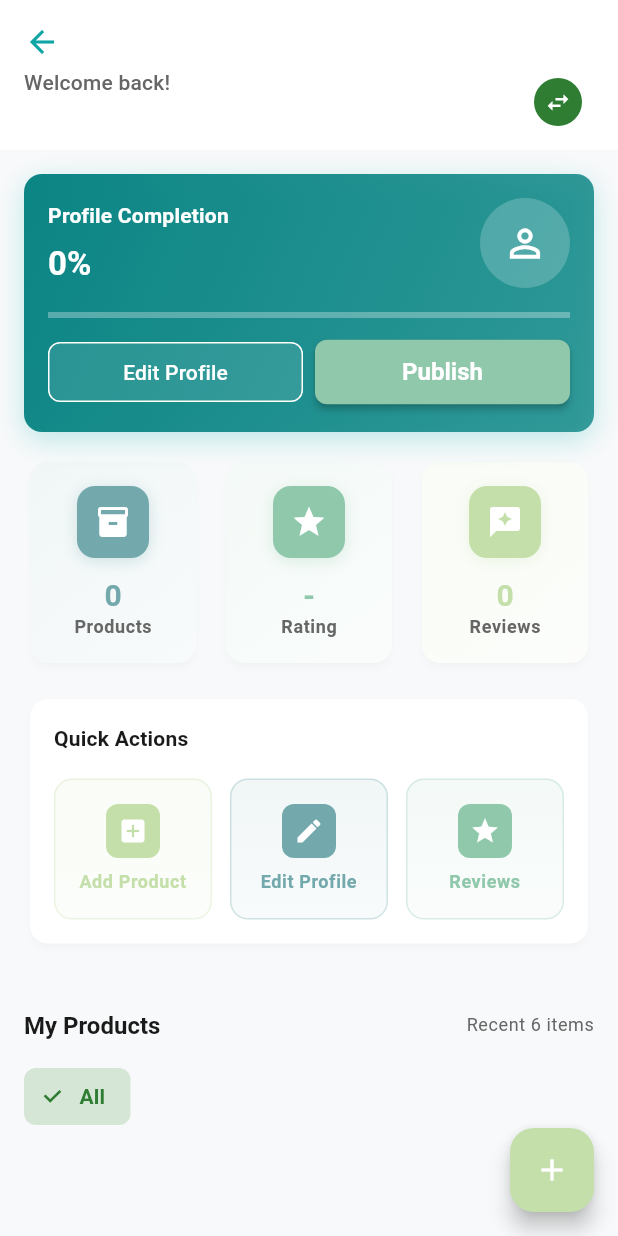
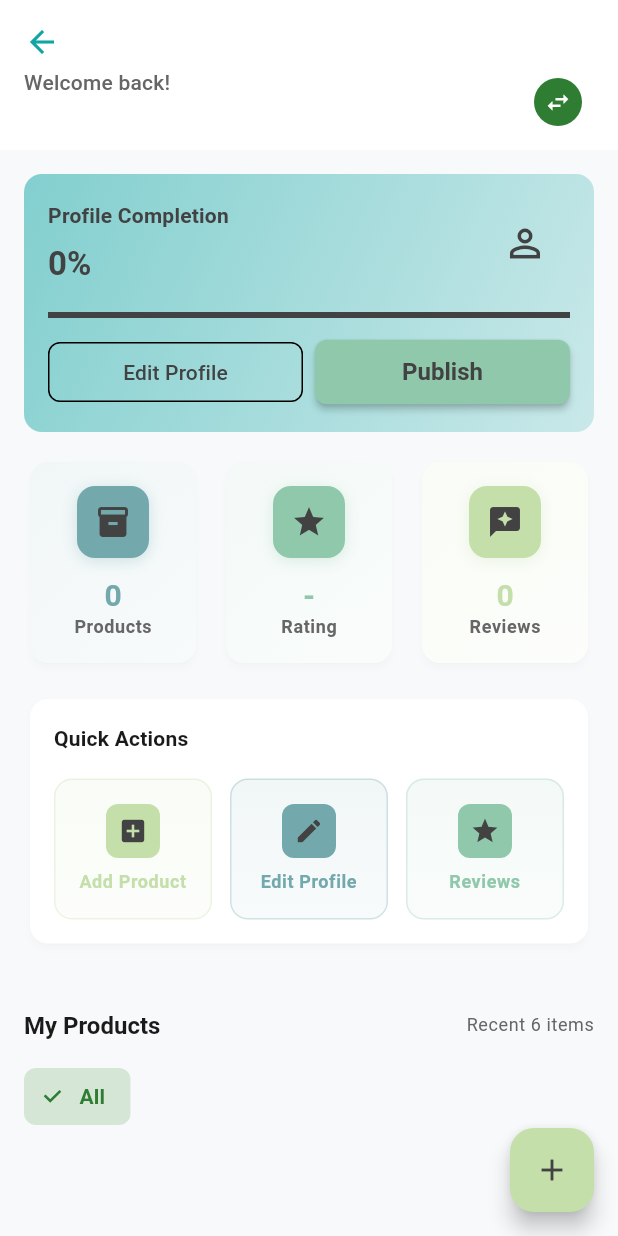
Before and after one commit to Moiz-Jamaal/FindMeBiz-App, a Flutter app: the SellerDashboardView screen opened by its route, after a tap on the "swap horiz" icon, on a phone screen of 412 x 824 dp. Run offline on Flutter 3.47's test engine with Material 3 defaults, Android fonts, the light colour scheme and no system bars; our stand-ins replace firebase_analytics, firebase_core, firebase_crashlytics, firebase_messaging, flutter_local_notifications, flutter_map and 5 more; missing offline and left inert: razorpay_flutter; accounts and stored records are empty; network calls fail.

Commit message:
style(seller-dashboard): update color scheme to use grey[800] consistently
Replace white color with grey[800] across various UI components to maintain visual consistency and improve dark mode compatibility. Remove redundant box shadow and simplify gradient colors in profile completion section.

```diff
--- a/lib/app/modules/seller/dashboard/views/seller_dashboard_view.dart
+++ b/lib/app/modules/seller/dashboard/views/seller_dashboard_view.dart
@@ -25,7 +25,7 @@
             children: [
               Container(
                 width: 80,
-                color: Colors.white,
+                color: Colors.grey[800],
                 child: Column(
                   children: [
                     const Padding(
@@ -65,7 +65,7 @@
         floatingActionButton: FloatingActionButton(
           onPressed: controller.addProduct,
           backgroundColor: AppTheme.primaryDark,
-          child: const Icon(Icons.add, color: Colors.white),
+          child:  Icon(Icons.add, color: Colors.grey[800]),
         ),
       );
     }
@@ -76,7 +76,7 @@
       floatingActionButton: FloatingActionButton(
         onPressed: controller.addProduct,
         backgroundColor: const Color(0xFFC4DFAA),
-        child: const Icon(Icons.add, color: Colors.white),
+        child:  Icon(Icons.add, color: Colors.grey[800]),
       ),
     );
   }
@@ -115,7 +115,7 @@
       expandedHeight: 100,
       floating: true,
       pinned: false,
-      backgroundColor: Colors.white,
+      backgroundColor: Colors.grey[800],
       elevation: 1,
       flexibleSpace: FlexibleSpaceBar(
         background: Container(
@@ -166,20 +166,14 @@
         decoration: BoxDecoration(
           gradient: LinearGradient(
             colors: [
-              AppTheme.primaryDark,
-              AppTheme.primaryDark.withValues(alpha: 0.8),
+                  AppTheme.buyerPrimary.withValues(alpha: 0.5),
+                AppTheme.buyerPrimary.withValues(alpha: 0.2),
             ],
             begin: Alignment.topLeft,
             end: Alignment.bottomRight,
           ),
           borderRadius: BorderRadius.circular(12),
-          boxShadow: [
-            BoxShadow(
-              color: AppTheme.buyerLight.withValues(alpha: 0.3),
-              blurRadius: 15,
-              offset: const Offset(0, 5),
-            ),
-          ],
+
         ),
         child: Column(
           children: [
@@ -192,7 +186,7 @@
                       Text(
                         'Profile Completion',
                         style: Get.textTheme.titleMedium?.copyWith(
-                          color: Colors.white,
+                          color: Colors.grey[800],
                           fontWeight: FontWeight.w600,
                         ),
                       ),
@@ -200,7 +194,7 @@
                       Obx(() => Text(
                         '${(controller.profileCompletion.value * 100).toInt()}%',
                         style: Get.textTheme.headlineLarge?.copyWith(
-                          color: Colors.white,
+                          color: Colors.grey[800],
                           fontWeight: FontWeight.bold,
                         ),
                       )),
@@ -210,13 +204,10 @@
                 Container(
                   width: 60,
                   height: 60,
-                  decoration: BoxDecoration(
-                    color: Colors.white.withValues(alpha: 0.2),
-                    shape: BoxShape.circle,
-                  ),
-                  child: const Icon(
+
+                  child:  Icon(
                     Icons.person_outline,
-                    color: Colors.white,
+                    color: Colors.grey[800],
                     size: 30,
                   ),
                 ),
@@ -225,8 +216,8 @@
             const SizedBox(height: 16),
             Obx(() => LinearProgressIndicator(
               value: controller.profileCompletion.value,
-              backgroundColor: Colors.white.withValues(alpha: 0.3),
-              valueColor: const AlwaysStoppedAnimation<Color>(Colors.white),
+              backgroundColor: Colors.grey[800],
+              valueColor:  AlwaysStoppedAnimation<Color>(Colors.grey[800]!),
             )),
             const SizedBox(height: 12),
             Row(
@@ -235,15 +226,13 @@
                   child: OutlinedButton(
                     onPressed: controller.editProfile,
                     style: OutlinedButton.styleFrom(
-                      side: const BorderSide(color: Colors.white),
-                      backgroundColor: Colors.white.withValues(alpha: 0.1),
                       shape: RoundedRectangleBorder(
                         borderRadius: BorderRadius.circular(8),
                       ),
                     ),
-                    child: const Text(
+                    child:  Text(
                       'Edit Profile',
-                      style: TextStyle(color: Colors.white),
+                      style: TextStyle(color: Colors.grey[800]),
                     ),
                   ),
                 ),
@@ -253,7 +242,7 @@
                     onPressed: controller.publishProfile,
                     style: ElevatedButton.styleFrom(
                       backgroundColor: const Color(0xFF90C8AC),
-                      foregroundColor: Colors.white,
+                      foregroundColor: Colors.grey[800],
                       shape: RoundedRectangleBorder(
                         borderRadius: BorderRadius.circular(8),
                       ),
@@ -321,7 +310,7 @@
               child: Icon(
                 icon,
                 size: 24,
-                color: Colors.white,
+                color: Colors.grey[800],
               ),
             ),
             const SizedBox(height: 12),
@@ -380,7 +369,7 @@
               child: Icon(
                 icon,
                 size: 24,
-                color: Colors.white,
+                color: Colors.grey[800],
               ),
             ),
             const SizedBox(height: 12),
@@ -490,7 +479,7 @@
               ),
               child: Icon(
                 icon,
-                color: Colors.white,
+                color: Colors.grey[800],
                 size: 20,
               ),
             ),
@@ -595,14 +584,14 @@
                   children: [
                     Icon(
                       Icons.verified,
-                      color: Colors.white,
+                      color: Colors.grey[800],
                       size: 24,
                     ),
                     const SizedBox(width: 8),
                     Text(
                       'Profile Published',
                       style: Get.textTheme.titleMedium?.copyWith(
-                        color: Colors.white,
+                        color: Colors.grey[800],
                         fontWeight: FontWeight.bold,
                       ),
                     ),
@@ -613,13 +602,13 @@
                         vertical: 4,
                       ),
                       decoration: BoxDecoration(
-                        color: Colors.white.withValues(alpha: 0.2),
+                        color: Colors.grey[800],
                         borderRadius: BorderRadius.circular(12),
                       ),
                       child: Text(
                         'ACTIVE',
                         style: Get.textTheme.bodySmall?.copyWith(
-                          color: Colors.white,
+                          color: Colors.grey[800],
                           fontWeight: FontWeight.w600,
                           fontSize: 10,
                         ),
@@ -631,14 +620,14 @@
                 Text(
                   'Your profile is live and visible to buyers',
                   style: Get.textTheme.bodyMedium?.copyWith(
-                    color: Colors.white.withValues(alpha: 0.9),
+                    color: Colors.grey[800],
                   ),
                 ),
                 const SizedBox(height: 16),
                 Container(
                   padding: const EdgeInsets.all(12),
                   decoration: BoxDecoration(
-                    color: Colors.white.withValues(alpha: 0.1),
+                    color: Colors.grey[800],
                     borderRadius: BorderRadius.circular(8),
                   ),
                   child: Column(
@@ -647,7 +636,7 @@
                       Text(
                         'Current Plan',
                         style: Get.textTheme.bodySmall?.copyWith(
-                          color: Colors.white.withValues(alpha: 0.8),
+                          color: Colors.grey[800],
                         ),
                       ),
                       const SizedBox(height: 4),
@@ -657,7 +646,7 @@
                             child: Text(
                               controller.subscriptionPlanName.toUpperCase(),
                               style: Get.textTheme.titleLarge?.copyWith(
-                                color: Colors.white,
+                                color: Colors.grey[800],
                                 fontWeight: FontWeight.bold,
                               ),
                             ),
@@ -665,7 +654,7 @@
                           Text(
                             '${controller.subscriptionCurrency} ${controller.subscriptionAmount.toStringAsFixed(0)}',
                             style: Get.textTheme.titleMedium?.copyWith(
-                              color: Colors.white,
+                              color: Colors.grey[800],
                               fontWeight: FontWeight.w600,
                             ),
                           ),
@@ -678,14 +667,14 @@
                           children: [
                             Icon(
                               Icons.schedule,
-                              color: Colors.white.withValues(alpha: 0.8),
+                              color: Colors.grey[800],
                               size: 16,
                             ),
                             const SizedBox(width: 4),
                             Text(
                               '${controller.subscriptionStartDate} - ${controller.subscriptionEndDate}',
                               style: Get.textTheme.bodySmall?.copyWith(
-                                color: Colors.white.withValues(alpha: 0.8),
+                                color: Colors.grey[800]
                               ),
                             ),
                           ],
```
